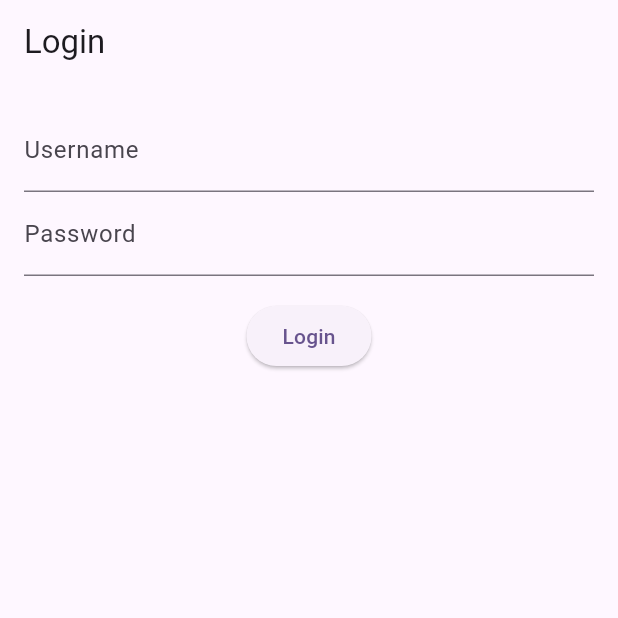
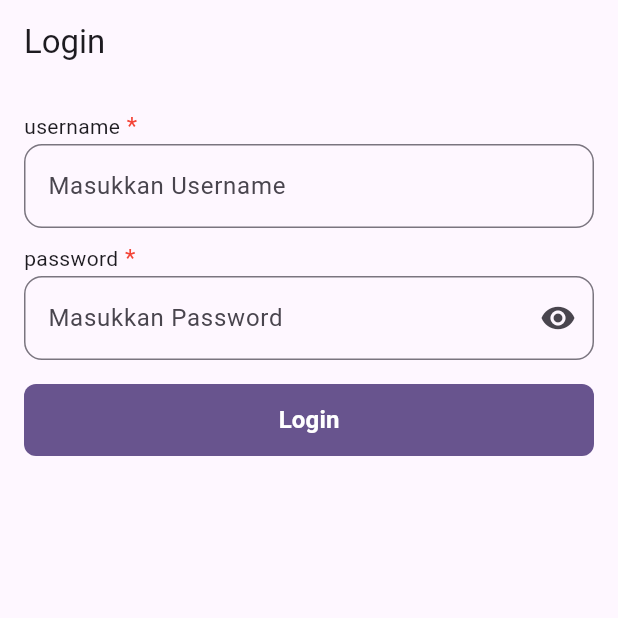
Before and after one commit to ziesazies/mini-to-do-app, a Flutter app: the screen it shows after launch, on a phone screen of 412 x 824 dp, the top half of it. Run offline on Flutter 3.47's test engine with Material 3 defaults, Android fonts, the phone set to English and light mode, and no system bars; our stand-ins replace flutter_bloc, implicitly_animated_reorderable_list_2, shared_preferences.

Commit message:
refactor: login page component textField and button

```diff
--- a/lib/presentation/pages/login_page.dart
+++ b/lib/presentation/pages/login_page.dart
@@ -3,6 +3,7 @@ import 'package:flutter_bloc/flutter_bloc.dart';
 import 'package:mini_to_do_app/presentation/blocs/login/login_bloc.dart';
 import 'package:mini_to_do_app/presentation/blocs/login/login_event.dart';
 import 'package:mini_to_do_app/presentation/blocs/login/login_state.dart';
+import 'package:mini_to_do_app/presentation/widgets/custom_input_field.dart';
 
 class LoginPage extends StatefulWidget {
   const LoginPage({super.key});
@@ -14,6 +15,7 @@ class LoginPage extends StatefulWidget {
 class _LoginPageState extends State<LoginPage> {
   final _usernameController = TextEditingController();
   final _passwordController = TextEditingController();
+  var _passwordVisible = false;
 
   @override
   void dispose() {
@@ -33,9 +35,16 @@ class _LoginPageState extends State<LoginPage> {
             if (state is LoginSuccess) {
               Navigator.pushReplacementNamed(context, '/todoList');
             } else if (state is LoginFailure) {
-              ScaffoldMessenger.of(
-                context,
-              ).showSnackBar(SnackBar(content: Text(state.message)));
+              ScaffoldMessenger.of(context).showSnackBar(
+                SnackBar(
+                  content: Padding(
+                    padding: EdgeInsets.all(12),
+                    child: Text(
+                      "There is an error while login, please check your email and password",
+                    ),
+                  ),
+                ),
+              );
             }
           },
           builder: (context, state) {
@@ -43,17 +52,29 @@ class _LoginPageState extends State<LoginPage> {
               padding: const EdgeInsets.all(16),
               child: Column(
                 children: [
-                  TextField(
+                  CustomInputField(
+                    label: "username",
+                    hintText: "Masukkan Username",
                     controller: _usernameController,
-                    decoration: const InputDecoration(labelText: "Username"),
                   ),
-                  TextField(
+                  SizedBox(height: 8),
+                  CustomInputField(
+                    label: "password",
+                    hintText: "Masukkan Password",
                     controller: _passwordController,
-                    decoration: const InputDecoration(labelText: "Password"),
-                    obscureText: true,
+                    isPassword: true,
+                    obscureText: !_passwordVisible,
+                    toggleObscureText: () {
+                      setState(() {
+                        _passwordVisible = !_passwordVisible;
+                      });
+                    },
                   ),
-                  const SizedBox(height: 16),
-                  ElevatedButton(
+                  SizedBox(height: 16),
+                  SizedBox(
+                    width: double.infinity,
+                    height: 48,
+                    child: FilledButton(
                       onPressed:
                           state is LoginLoading
                               ? null
@@ -65,14 +86,28 @@ class _LoginPageState extends State<LoginPage> {
                                   ),
                                 );
                               },
+                      style: FilledButton.styleFrom(
+                        shape: RoundedRectangleBorder(
+                          borderRadius: BorderRadius.circular(8),
+                        ),
+                      ),
                       child:
                           state is LoginLoading
                               ? const SizedBox(
                                 height: 16,
                                 width: 16,
-                              child: CircularProgressIndicator(strokeWidth: 2),
+                                child: CircularProgressIndicator(
+                                  strokeWidth: 2,
+                                ),
                               )
-                            : const Text("Login"),
+                              : const Text(
+                                "Login",
+                                style: TextStyle(
+                                  fontWeight: FontWeight.bold,
+                                  fontSize: 16,
+                                ),
+                              ),
+                    ),
                   ),
                 ],
               ),
--- a/lib/presentation/widgets/custom_input_field.dart
+++ b/lib/presentation/widgets/custom_input_field.dart
@@ -0,0 +1,61 @@
+import 'package:flutter/material.dart';
+
+class CustomInputField extends StatelessWidget {
+  final String label;
+  final String hintText;
+  final TextEditingController controller;
+  final bool isPassword;
+  final bool obscureText;
+  final VoidCallback? toggleObscureText;
+
+  const CustomInputField({
+    super.key,
+    required this.label,
+    required this.hintText,
+    required this.controller,
+    this.isPassword = false,
+    this.obscureText = false,
+    this.toggleObscureText,
+  });
+
+  @override
+  Widget build(BuildContext context) {
+    return Column(
+      children: [
+        SizedBox(
+          width: double.infinity,
+          height: 24,
+          child: RichText(
+            text: TextSpan(
+              text: label,
+              style: DefaultTextStyle.of(context).style,
+              children: const [
+                TextSpan(
+                  text: ' *',
+                  style: TextStyle(color: Colors.red, fontSize: 16),
+                ),
+              ],
+            ),
+          ),
+        ),
+        TextField(
+          controller: controller,
+          obscureText: isPassword ? obscureText : false,
+          decoration: InputDecoration(
+            border: OutlineInputBorder(borderRadius: BorderRadius.circular(12)),
+            hintText: hintText,
+            suffixIcon:
+                isPassword
+                    ? IconButton(
+                      onPressed: toggleObscureText,
+                      icon: Icon(
+                        obscureText ? Icons.visibility : Icons.visibility_off,
+                      ),
+                    )
+                    : null,
+          ),
+        ),
+      ],
+    );
+  }
+}
```
Lines whose indentation alone changed are shown as unchanged.
